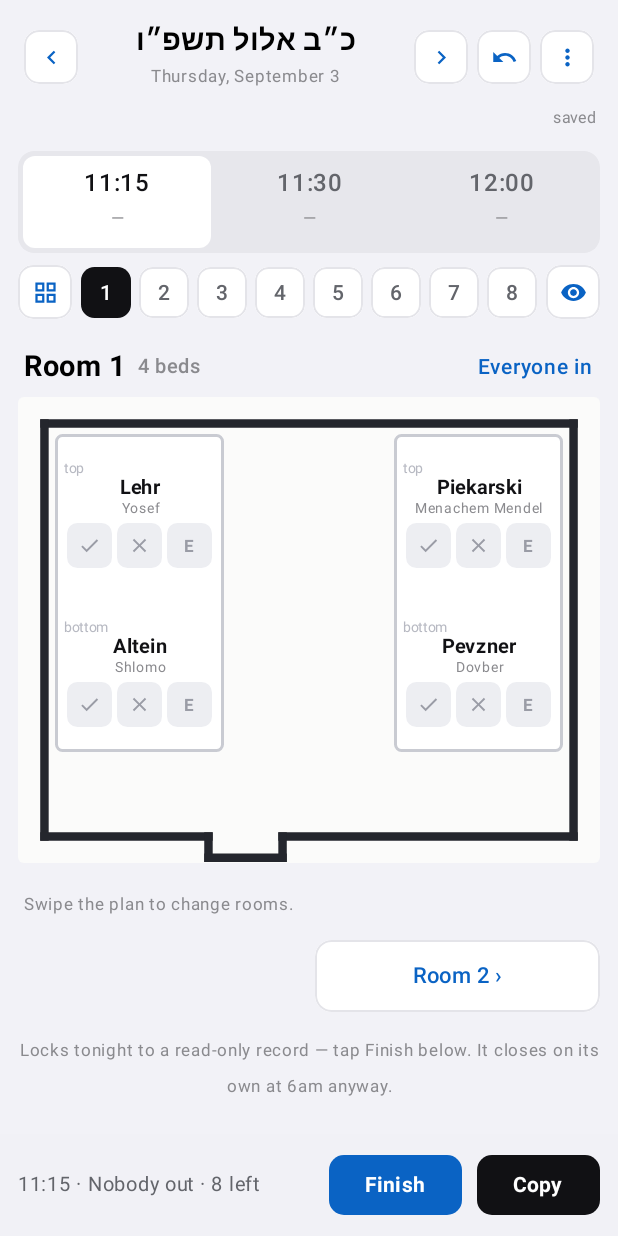
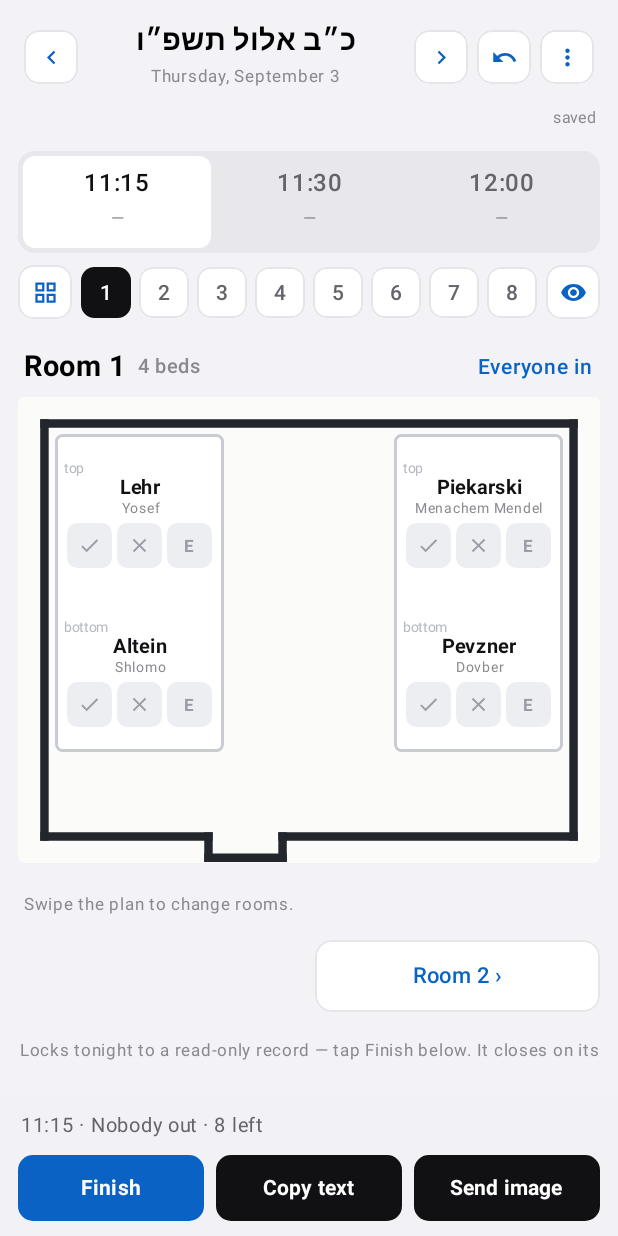
Before and after one commit to yechezkelbinstok-dev/room-check, an Android app built with Jetpack Compose: the screen it shows after launch (MainActivity), on a phone screen of 412 x 824 dp. Run offline under Robolectric (Android 15) with nearby library versions, the phone set to English and light mode, and no system bars.

Commit message:
Report format, Room 4 from the sketch, and a sendable sheet image
Copy text now reads: the Hebrew date, then each time with just the names of
whoever was missing, or "Everybody there". No room labels, no counts, no
totals. A round left half-walked still says which rooms were not reached, so a
partial night cannot read as an all-clear.

Room 4 was wrong. Its two singles lie end to end along the top wall, right next
to each other, and the bunk stands against the right wall below them - not one
single on the top wall and the other down the side. Two beds end to end need
more than 100 units of wall, so a room now carries its own width as well as its
own depth. Room 4 is the one wide room; the door stays bottom-left, in the same
place relative to the beds.

New: Send image. One picture of the whole night - who was missing at each of
the three times up top, where it is read before anything is scrolled, and the
filled-in sheet underneath: all thirty names, three columns, every mark as it
was set. Drawn onto a Bitmap rather than screenshotted, so it is laid out for
reading in a chat thread and nothing is cropped. It shares through the system
share sheet via a FileProvider scoped to that one cache folder.

The picture is a Bitmap, so no Compose snapshot would ever have shown it. The
test renders it for real and writes it out whole, which is how the layout was
checked before this shipped.

Co-Authored-By: Claude Opus 5 <noreply@anthropic.com>
Claude-Session: https://claude.ai/code/session_01HXGhh1J6SRgSujPezFKV5y

```diff
--- a/android/app/build.gradle.kts
+++ b/android/app/build.gradle.kts
@@ -13,8 +13,8 @@ android {
         applicationId = "com.roomcheck.app"
         minSdk = 26
         targetSdk = 34
-        versionCode = 7
-        versionName = "1.2.0"
+        versionCode = 8
+        versionName = "1.3.0"
     }
 
     signingConfigs {
--- a/android/app/src/main/kotlin/com/roomcheck/app/data/Roster.kt
+++ b/android/app/src/main/kotlin/com/roomcheck/app/data/Roster.kt
@@ -8,11 +8,11 @@ enum class DoorWall { TOP, BOTTOM, LEFT, RIGHT }
 data class Door(val wall: DoorWall, val pos: Float)
 
 /**
- * [h] is how deep the room is, in the same units as bed coordinates (width is always 100). Rooms
- * are not all the same depth: a room only needs enough floor to walk from its door to the beds, so
- * carrying one shared depth left half of some rooms as dead empty floor.
+ * [w] and [h] are the room's own size in bed units. Rooms are not all the same size - one shared
+ * size left half of some rooms as dead empty floor, and gave a wide room nowhere to put two beds
+ * end to end along the same wall.
  */
-data class Room(val id: String, val label: String, val h: Float, val door: Door, val beds: List<Bed>)
+data class Room(val id: String, val label: String, val w: Float, val h: Float, val door: Door, val beds: List<Bed>)
 
 object Roster {
     val PEOPLE: List<Person> = listOf(
@@ -57,37 +57,38 @@ object Roster {
     // all the empty floor there should ever be; a room does not get depth it has no use for.
     val PLAN: List<Room> = listOf(
         // bunks on opposite walls, door on the bottom wall between them
-        Room("r1", "Room 1", 78f, Door(DoorWall.BOTTOM, 38f), listOf(
+        Room("r1", "Room 1", 100f, 78f, Door(DoorWall.BOTTOM, 38f), listOf(
             upright(2f, 2f, "p2", "p1"),        // Lehr / Shlomo Altein
             upright(66f, 2f, "p3", "p4"))),     // Piekarski / Pevzner
         // bunk on the left wall, the other across the top right
-        Room("r2", "Room 2", 78f, Door(DoorWall.BOTTOM, 85f), listOf(
+        Room("r2", "Room 2", 100f, 78f, Door(DoorWall.BOTTOM, 85f), listOf(
             upright(2f, 2f, "p8", "p5"),        // Levin / Holtzberg
             across(38f, 2f, "p7", "p6"))),      // Raices / Stolik
         // single across the top, single down the left wall, bunk on the right wall
-        Room("r3", "Room 3", 106f, Door(DoorWall.BOTTOM, 70f), listOf(
+        Room("r3", "Room 3", 100f, 106f, Door(DoorWall.BOTTOM, 70f), listOf(
             across(2f, 2f, "p10"),              // Hirsch
             upright(2f, 42f, "p9"),             // Heidingsfeld
             upright(66f, 28f, "p11", "p12"))),  // Wolfe / Tzfasman
-        // single across the top left, single down the right wall, bunk across the bottom right
-        Room("r4", "Room 4", 106f, Door(DoorWall.BOTTOM, 24f), listOf(
-            across(2f, 2f, "p15"),              // Groner
-            upright(66f, 2f, "p14"),            // Goldstein
-            across(38f, 72f, "p13", "p16"))),   // Dovid Altein / Palace
+        // A wider room: the two singles lie end to end along the top wall, right next to each
+        // other, and the bunk stands against the right wall below them. Door stays bottom-left.
+        Room("r4", "Room 4", 126f, 104f, Door(DoorWall.BOTTOM, 26f), listOf(
+            across(2f, 2f, "p15"),              // Groner - single
+            across(64f, 2f, "p14"),             // Goldstein - single, alongside it
+            upright(92f, 42f, "p13", "p16"))),  // Dovid Altein / Palace - bunk on the right wall
         // bunks on opposite walls, door low on the left wall below them
-        Room("r5", "Room 5", 92f, Door(DoorWall.LEFT, 76f), listOf(
+        Room("r5", "Room 5", 100f, 92f, Door(DoorWall.LEFT, 76f), listOf(
             upright(2f, 2f, "p20", "p18"),      // Schwei / Browd
             upright(66f, 2f, "p17", "p19"))),   // Backman / Flint
         // door is on the top wall, so both bunks sit low, clear of it
-        Room("r6", "Room 6", 78f, Door(DoorWall.TOP, 72f), listOf(
+        Room("r6", "Room 6", 100f, 78f, Door(DoorWall.TOP, 72f), listOf(
             upright(2f, 16f, "p22", "p21"),     // Brenenson / Belinitzki
             upright(66f, 16f, "p23", "p24"))),  // Gourarie / November
         // two beds across the right, door bottom-left on the opposite side
-        Room("r7", "Room 7", 88f, Door(DoorWall.BOTTOM, 14f), listOf(
+        Room("r7", "Room 7", 100f, 88f, Door(DoorWall.BOTTOM, 14f), listOf(
             across(38f, 2f, "p26", "p27"),      // Lipkind / Fridman
             across(38f, 54f, "p25"))),          // Liberow
         // bunk across the top, single down the right wall
-        Room("r8", "Room 8", 96f, Door(DoorWall.BOTTOM, 16f), listOf(
+        Room("r8", "Room 8", 100f, 96f, Door(DoorWall.BOTTOM, 16f), listOf(
             across(2f, 2f, "p29", "p30"),       // Fehler / Ceitlin
             upright(66f, 32f, "p28")))          // Levitansky
     )
--- a/android/app/src/main/kotlin/com/roomcheck/app/ui/CheckScreen.kt
+++ b/android/app/src/main/kotlin/com/roomcheck/app/ui/CheckScreen.kt
@@ -18,12 +18,14 @@ import androidx.compose.ui.draw.clip
 import androidx.compose.ui.graphics.Color
 import androidx.compose.ui.input.pointer.pointerInput
 import androidx.compose.ui.platform.LocalClipboardManager
+import androidx.compose.ui.platform.LocalContext
 import androidx.compose.ui.text.font.FontWeight
 import androidx.compose.ui.text.style.TextAlign
 import androidx.compose.ui.text.style.TextOverflow
 import androidx.compose.ui.unit.dp
 import androidx.compose.ui.unit.sp
 import com.roomcheck.app.data.*
+import com.roomcheck.app.util.NightImage
 
 @Composable
 fun CheckScreen(vm: AppViewModel) {
@@ -269,10 +271,12 @@ private fun RoomBlock(vm: AppViewModel, state: UiState, logic: NightLogic, room:
 @Composable
 private fun BottomBar(vm: AppViewModel, state: UiState, logic: NightLogic, review: Boolean) {
     val st = logic.stats(state.curSlot)
-    Row(
-        Modifier.fillMaxWidth().background(Color(0xF0F2F2F7)).padding(12.dp, 10.dp),
-        verticalAlignment = Alignment.CenterVertically,
-        horizontalArrangement = Arrangement.spacedBy(10.dp)
+    val context = LocalContext.current
+    val clipboard = LocalClipboardManager.current
+    // Stacked, not one row: three buttons and the running count side by side left the count
+    // squeezed to an ellipsis. The count reads on its own line, the buttons share the next.
+    Column(
+        Modifier.fillMaxWidth().background(Color(0xF0F2F2F7)).padding(12.dp, 8.dp, 12.dp, 10.dp)
     ) {
         val label = Roster.SLOTS.first { it.first == state.curSlot }.second
         val bits = mutableListOf(if (st.out > 0) "${st.out} out" else "Nobody out")
@@ -280,23 +284,31 @@ private fun BottomBar(vm: AppViewModel, state: UiState, logic: NightLogic, revie
         if (st.exc > 0) bits.add("${st.exc} excused")
         Text(
             "$label · ${bits.joinToString(" · ")}", fontSize = 13.sp, color = RC.sub2,
-            maxLines = 1, overflow = TextOverflow.Ellipsis, modifier = Modifier.weight(1f)
+            maxLines = 1, overflow = TextOverflow.Ellipsis,
+            modifier = Modifier.padding(start = 2.dp, bottom = 7.dp)
         )
-        if (!review) {
-            Button(
-                onClick = { vm.closeNight() },
-                colors = ButtonDefaults.buttonColors(containerColor = RC.blue),
-                shape = RoundedCornerShape(10.dp)
-            ) { Text("Finish", fontWeight = FontWeight.Bold) }
-        }
-        val clipboard = LocalClipboardManager.current
-        Button(
-            onClick = {
+        Row(horizontalArrangement = Arrangement.spacedBy(8.dp)) {
+            if (!review) {
+                BarButton(Modifier.weight(1f), "Finish", RC.blue) { vm.closeNight() }
+            }
+            BarButton(Modifier.weight(1f), "Copy text", RC.text) {
                 clipboard.setText(androidx.compose.ui.text.AnnotatedString(logic.report(state.dateKey)))
                 vm.toast("Copied")
-            },
-            colors = ButtonDefaults.buttonColors(containerColor = RC.text),
-            shape = RoundedCornerShape(10.dp)
-        ) { Text("Copy", fontWeight = FontWeight.Bold) }
+            }
+            BarButton(Modifier.weight(1f), "Send image", RC.text) {
+                NightImage.share(context, logic, state.dateKey)
+            }
+        }
     }
 }
+
+@Composable
+private fun BarButton(modifier: Modifier, label: String, color: Color, onClick: () -> Unit) {
+    Button(
+        onClick = onClick,
+        modifier = modifier.height(44.dp),
+        contentPadding = PaddingValues(4.dp),
+        colors = ButtonDefaults.buttonColors(containerColor = color),
+        shape = RoundedCornerShape(10.dp)
+    ) { Text(label, fontWeight = FontWeight.Bold, fontSize = 14.sp, maxLines = 1) }
+}
--- a/android/app/src/main/kotlin/com/roomcheck/app/ui/FloorPlan.kt
+++ b/android/app/src/main/kotlin/com/roomcheck/app/ui/FloorPlan.kt
@@ -44,14 +44,15 @@ private const val DOOR_D = 4f   // how far the three-sided door box juts out pas
  */
 private fun DrawScope.drawRoomWalls(
     door: Door,
+    roomW: Float,
     roomH: Float,
     ix: (Float) -> Float,
     iy: (Float) -> Float,
     color: Color
 ) {
-    val left = ix(0f); val right = ix(100f)
+    val left = ix(0f); val right = ix(roomW)
     val top = iy(0f); val bottom = iy(roomH)
-    val strokeWidth = 1.6f * (size.width / (100f + 2 * MARGIN))
+    val strokeWidth = 1.6f * (size.width / (roomW + 2 * MARGIN))
     val a: Float; val b: Float
     fun line(x1: Float, y1: Float, x2: Float, y2: Float) =
         drawLine(color, Offset(x1, y1), Offset(x2, y2), strokeWidth = strokeWidth, cap = StrokeCap.Square)
@@ -111,7 +112,7 @@ fun FloorPlanCanvas(
     // The canvas is the room plus a MARGIN of outside floor all round, so a door box has somewhere
     // to sit. Both axes are divided by that same total, which is what makes one unit across equal
     // one unit down: a bed turned 90 degrees then measures exactly as long as it did upright.
-    val totalW = 100f + 2 * MARGIN
+    val totalW = room.w + 2 * MARGIN
     val totalH = room.h + 2 * MARGIN
     BoxWithConstraints(
         modifier.aspectRatio(totalW / totalH).clip(RoundedCornerShape(4.dp)).background(bg)
@@ -121,6 +122,7 @@ fun FloorPlanCanvas(
         Canvas(Modifier.fillMaxSize()) {
             drawRoomWalls(
                 room.door,
+                roomW = room.w,
                 roomH = room.h,
                 ix = { v -> size.width * ((MARGIN + v) / totalW) },
                 iy = { v -> size.height * ((MARGIN + v) / totalH) },
--- /dev/null
+++ b/android/app/src/main/res/xml/file_paths.xml
@@ -0,0 +1,5 @@
+<?xml version="1.0" encoding="utf-8"?>
+<paths>
+    <!-- the one folder the share sheet may read from: the night pictures we just wrote -->
+    <cache-path name="shared" path="shared/" />
+</paths>
```
Also changed, not shown: android/app/src/main/AndroidManifest.xml (+11 -0 lines), android/app/src/main/kotlin/com/roomcheck/app/data/Dates.kt (+7 -0 lines), android/app/src/main/kotlin/com/roomcheck/app/data/Logic.kt (+22 -23 lines), android/app/src/main/kotlin/com/roomcheck/app/util/NightImage.kt (added, +216 -0 lines), 10 other files.
